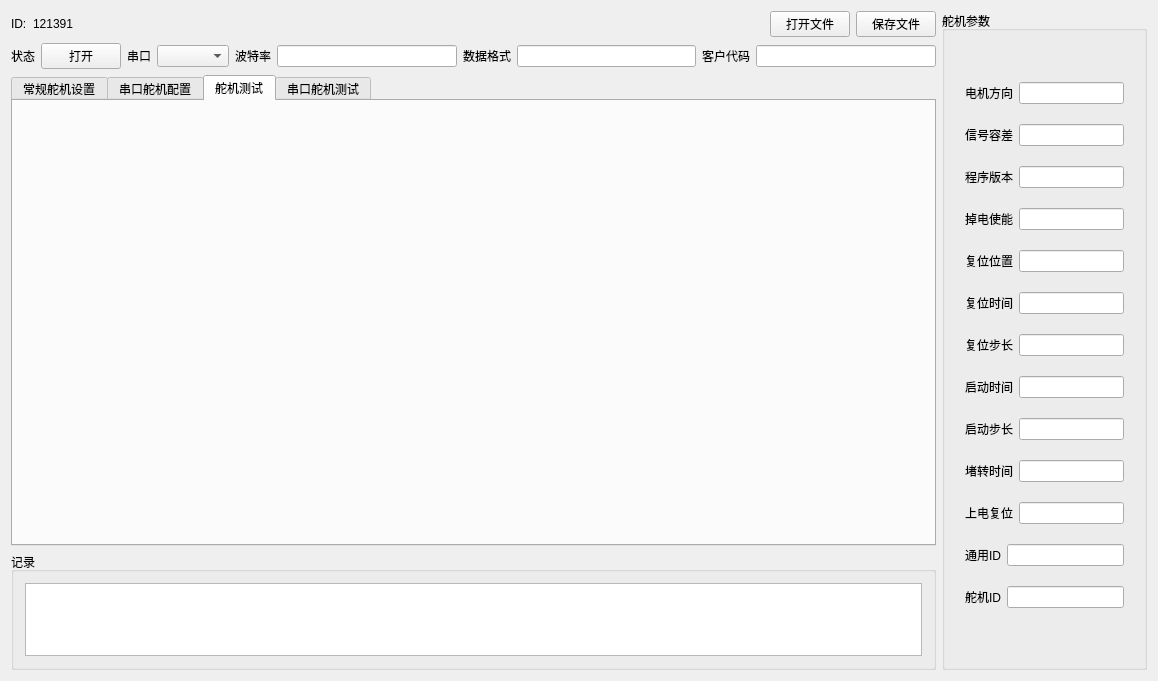
This is widget.ui in zhangzhuo520/QtSerail as Qt 5 draws it before an edit. The edited form follows.
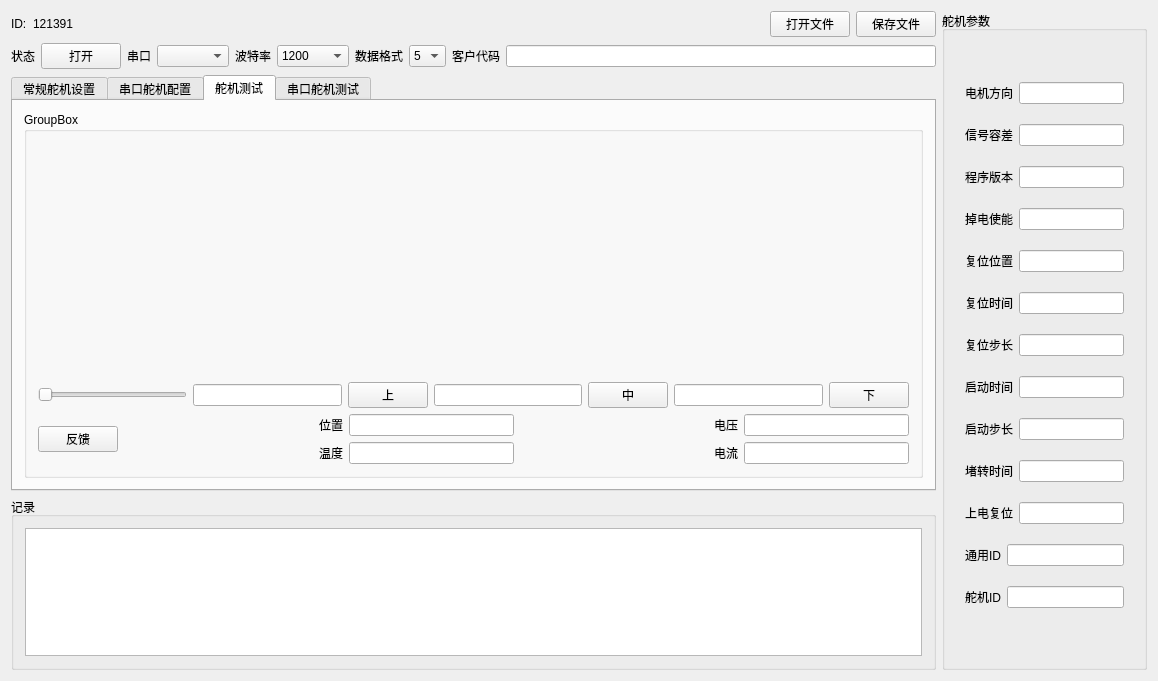
This is the edited form. The open tabs and pages were chosen to show the change.

The edit to the form file:
```diff
--- a/widget.ui
+++ b/widget.ui
@@ -18,7 +18,7 @@
   </property>
   <layout class="QHBoxLayout" name="horizontalLayout_5" stretch="9,2">
    <item>
-    <layout class="QVBoxLayout" name="verticalLayout" stretch="1,1,12,3">
+    <layout class="QVBoxLayout" name="verticalLayout" stretch="1,1,12,5">
      <item>
       <layout class="QHBoxLayout" name="horizontalLayout">
        <item>
@@ -98,7 +98,48 @@
         </widget>
        </item>
        <item>
-        <widget class="QLineEdit" name="baudRateLineEdit"/>
+        <widget class="QComboBox" name="baudRateComboBox">
+         <item>
+          <property name="text">
+           <string>1200</string>
+          </property>
+         </item>
+         <item>
+          <property name="text">
+           <string>2400</string>
+          </property>
+         </item>
+         <item>
+          <property name="text">
+           <string>4800</string>
+          </property>
+         </item>
+         <item>
+          <property name="text">
+           <string>9600</string>
+          </property>
+         </item>
+         <item>
+          <property name="text">
+           <string>19200</string>
+          </property>
+         </item>
+         <item>
+          <property name="text">
+           <string>38400</string>
+          </property>
+         </item>
+         <item>
+          <property name="text">
+           <string>57600</string>
+          </property>
+         </item>
+         <item>
+          <property name="text">
+           <string>115200</string>
+          </property>
+         </item>
+        </widget>
        </item>
        <item>
         <widget class="QLabel" name="label_5">
@@ -108,7 +149,28 @@
         </widget>
        </item>
        <item>
-        <widget class="QLineEdit" name="dataTypeLineEdit"/>
+        <widget class="QComboBox" name="dataTypeComboBox">
+         <item>
+          <property name="text">
+           <string>5</string>
+          </property>
+         </item>
+         <item>
+          <property name="text">
+           <string>6</string>
+          </property>
+         </item>
+         <item>
+          <property name="text">
+           <string>7</string>
+          </property>
+         </item>
+         <item>
+          <property name="text">
+           <string>8</string>
+          </property>
+         </item>
+        </widget>
        </item>
        <item>
         <widget class="QLabel" name="label_7">
@@ -813,6 +875,172 @@
         <attribute name="title">
          <string>舵机测试</string>
         </attribute>
+        <layout class="QVBoxLayout" name="verticalLayout_5" stretch="0">
+         <item>
+          <widget class="QGroupBox" name="groupBox_3">
+           <property name="title">
+            <string>GroupBox</string>
+           </property>
+           <layout class="QVBoxLayout" name="verticalLayout_12">
+            <item>
+             <spacer name="verticalSpacer">
+              <property name="orientation">
+               <enum>Qt::Vertical</enum>
+              </property>
+              <property name="sizeHint" stdset="0">
+               <size>
+                <width>20</width>
+                <height>285</height>
+               </size>
+              </property>
+             </spacer>
+            </item>
+            <item>
+             <layout class="QHBoxLayout" name="horizontalLayout_30">
+              <item>
+               <widget class="QSlider" name="horizontalSlider">
+                <property name="orientation">
+                 <enum>Qt::Horizontal</enum>
+                </property>
+               </widget>
+              </item>
+              <item>
+               <widget class="QLineEdit" name="lineEdit"/>
+              </item>
+              <item>
+               <widget class="QPushButton" name="pushButton_7">
+                <property name="text">
+                 <string>上</string>
+                </property>
+               </widget>
+              </item>
+              <item>
+               <widget class="QLineEdit" name="lineEdit_2"/>
+              </item>
+              <item>
+               <widget class="QPushButton" name="pushButton_8">
+                <property name="text">
+                 <string>中</string>
+                </property>
+               </widget>
+              </item>
+              <item>
+               <widget class="QLineEdit" name="lineEdit_3"/>
+              </item>
+              <item>
+               <widget class="QPushButton" name="pushButton_9">
+                <property name="text">
+                 <string>下</string>
+                </property>
+               </widget>
+              </item>
+             </layout>
+            </item>
+            <item>
+             <layout class="QHBoxLayout" name="horizontalLayout_35">
+              <item>
+               <widget class="QPushButton" name="pushButton_10">
+                <property name="text">
+                 <string>反馈</string>
+                </property>
+               </widget>
+              </item>
+              <item>
+               <spacer name="horizontalSpacer_2">
+                <property name="orientation">
+                 <enum>Qt::Horizontal</enum>
+                </property>
+                <property name="sizeHint" stdset="0">
+                 <size>
+                  <width>40</width>
+                  <height>20</height>
+                 </size>
+                </property>
+               </spacer>
+              </item>
+              <item>
+               <layout class="QVBoxLayout" name="verticalLayout_10">
+                <item>
+                 <layout class="QHBoxLayout" name="horizontalLayout_31">
+                  <item>
+                   <widget class="QLabel" name="label_3">
+                    <property name="text">
+                     <string>位置</string>
+                    </property>
+                   </widget>
+                  </item>
+                  <item>
+                   <widget class="QLineEdit" name="lineEdit_4"/>
+                  </item>
+                 </layout>
+                </item>
+                <item>
+                 <layout class="QHBoxLayout" name="horizontalLayout_32">
+                  <item>
+                   <widget class="QLabel" name="label_33">
+                    <property name="text">
+                     <string>温度</string>
+                    </property>
+                   </widget>
+                  </item>
+                  <item>
+                   <widget class="QLineEdit" name="lineEdit_5"/>
+                  </item>
+                 </layout>
+                </item>
+               </layout>
+              </item>
+              <item>
+               <spacer name="horizontalSpacer_3">
+                <property name="orientation">
+                 <enum>Qt::Horizontal</enum>
+                </property>
+                <property name="sizeHint" stdset="0">
+                 <size>
+                  <width>40</width>
+                  <height>20</height>
+                 </size>
+                </property>
+               </spacer>
+              </item>
+              <item>
+               <layout class="QVBoxLayout" name="verticalLayout_11">
+                <item>
+                 <layout class="QHBoxLayout" name="horizontalLayout_33">
+                  <item>
+                   <widget class="QLabel" name="label_34">
+                    <property name="text">
+                     <string>电压</string>
+                    </property>
+                   </widget>
+                  </item>
+                  <item>
+                   <widget class="QLineEdit" name="lineEdit_30"/>
+                  </item>
+                 </layout>
+                </item>
+                <item>
+                 <layout class="QHBoxLayout" name="horizontalLayout_34">
+                  <item>
+                   <widget class="QLabel" name="label_35">
+                    <property name="text">
+                     <string>电流</string>
+                    </property>
+                   </widget>
+                  </item>
+                  <item>
+                   <widget class="QLineEdit" name="lineEdit_31"/>
+                  </item>
+                 </layout>
+                </item>
+               </layout>
+              </item>
+             </layout>
+            </item>
+           </layout>
+          </widget>
+         </item>
+        </layout>
        </widget>
        <widget class="QWidget" name="tab_4">
         <attribute name="title">
```
Left out of the diff: 397 changed lines with no effect on the pictures. Lines whose indentation alone changed are shown as unchanged.
